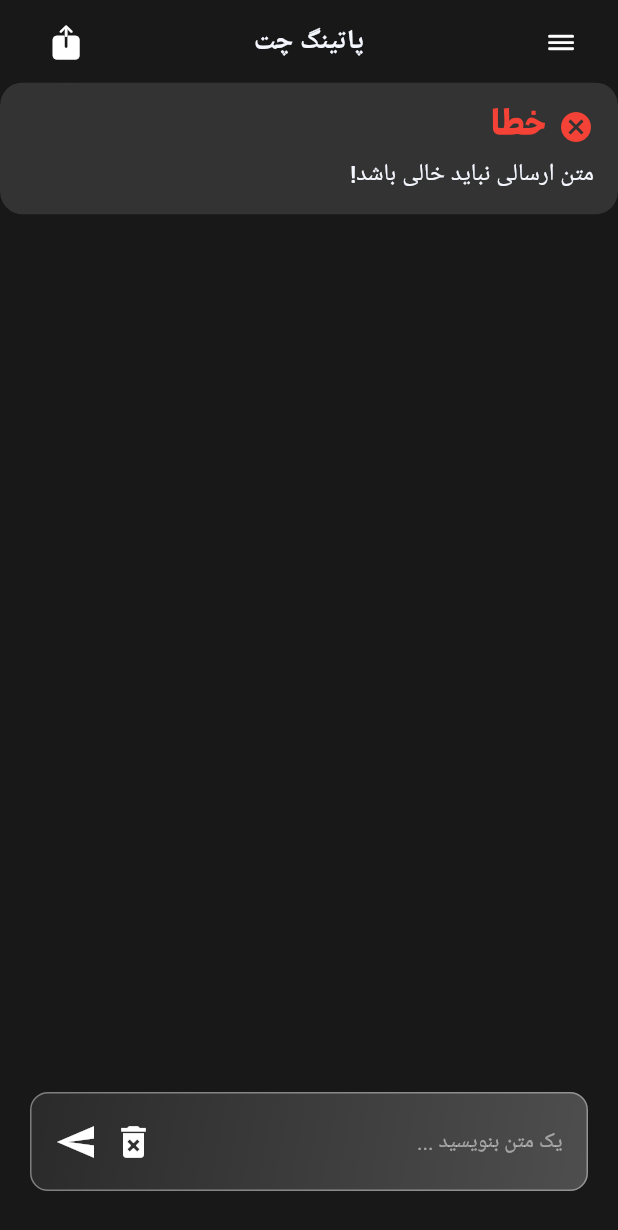
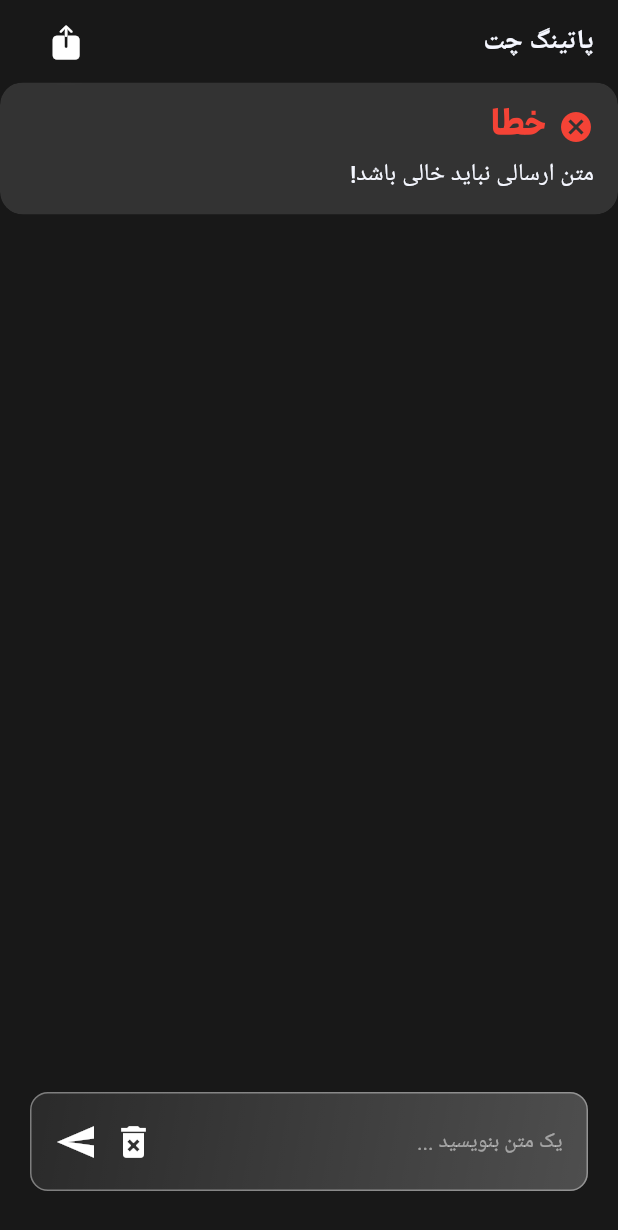
Before and after one commit to ardavan8102/patingai, a Flutter app: the screen it shows after launch, after a tap on the "send" icon, on a phone screen of 412 x 824 dp. Shown: the top 1230 px of the screen. Run offline on Flutter 3.47's test engine with Material 3 defaults, Android fonts, the phone set to English and light mode, and no system bars; our stand-ins replace flutter_dotenv, flutter_spinkit, get, share_plus; Roboto replaces fonts that are missing (Dana).

Commit message:
Finished: V.1.0.0

```diff
--- a/lib/components/appbar.dart
+++ b/lib/components/appbar.dart
@@ -16,14 +16,6 @@ class PatingoAppBar extends StatelessWidget implements PreferredSizeWidget {
       title: Text(
         AppStrings.brandNameFa,
         style: textTheme.labelLarge,
-      ),
-      centerTitle: true,
-      leading: Padding(
-        padding: const EdgeInsets.only(right: 20.0),
-        child: IconButton(
-          onPressed: () {},
-          icon: Icon(CupertinoIcons.bars, color: Colors.white)
-        ),
       ),
       actions: [
         Padding(
--- a/lib/main.dart
+++ b/lib/main.dart
@@ -5,6 +5,7 @@ import 'package:pating_ai/consts/app_routes.dart';
 import 'package:pating_ai/consts/app_theme.dart';
 
 void main() async {
+  WidgetsFlutterBinding.ensureInitialized();
   await dotenv.load(fileName: '.env');
   runApp(const MyApp());
 }
--- a/lib/services/api_service.dart
+++ b/lib/services/api_service.dart
@@ -4,7 +4,7 @@ import 'package:http/http.dart' as http;
 
 class ApiService {
 
-  final String baseURL = ' https://patingai.ir/api';
+  final String baseURL = 'https://patingai.s16.viptelbot.top/api';
 
   Future<Map<String, dynamic>> sendMessage ({
     required String message,
@@ -45,7 +45,7 @@ class ApiService {
     if (response.statusCode == 200) {
       return jsonDecode(response.body);
     } else {
-      return {'error' : 'no valid response from api'};
+      throw Exception('خطایی رخ داد');
     }
 
   }
--- a/lib/views/chat_view.dart
+++ b/lib/views/chat_view.dart
@@ -1,5 +1,8 @@
+import 'dart:ui';
+
 import 'package:flutter/cupertino.dart';
 import 'package:flutter/material.dart';
+import 'package:flutter_spinkit/flutter_spinkit.dart';
 import 'package:get/get.dart';
 import 'package:pating_ai/components/appbar.dart';
 import 'package:pating_ai/components/snackbars.dart';
@@ -28,7 +31,9 @@ class ChatViewPage extends StatelessWidget {
         body: Padding(
           padding: const EdgeInsets.fromLTRB(20, 20, 20, 30),
           // Main Column
-          child: SizedBox(
+          child: Stack(
+            children: [
+              SizedBox(
                 width: size.width,
                 height: size.height,
                 child: Column(
@@ -108,6 +113,7 @@ class ChatViewPage extends StatelessWidget {
                             children: [
                               InkWell(
                                 onTap: () {
+                                  FocusScope.of(context).unfocus();
                                   showCupertinoDialog(
                                     context: context,
                                     barrierDismissible: false,
@@ -134,8 +140,11 @@ class ChatViewPage extends StatelessWidget {
                                         actions: [
                                           TextButton(
                                             onPressed: () {
-                                          FocusScope.of(context).unfocus();
                                               Navigator.pop(context);
+                                              Future.microtask(() {
+                                                // ignore: use_build_context_synchronously
+                                                FocusScope.of(context).requestFocus(FocusNode());
+                                              });
                                             },
                                             child: Text(
                                               "خیر",
@@ -147,9 +156,12 @@ class ChatViewPage extends StatelessWidget {
                                           ),
                                           TextButton(
                                             onPressed: () {
-                                          FocusScope.of(context).unfocus(); // Prevent Keyboard to opening
+                                              Navigator.pop(context);
 
-                                          Navigator.pop(context);
+                                              Future.microtask(() {
+                                                // ignore: use_build_context_synchronously
+                                                FocusScope.of(context).requestFocus(FocusNode());
+                                              });
 
                                               if (messageTextEditingController.text != '') {
                                                 chatViewModel.messages.clear();
@@ -184,11 +196,7 @@ class ChatViewPage extends StatelessWidget {
                               InkWell(
                                 onTap: () {
                                   if (messageTextEditingController.text != '') {
-                                chatViewModel.addMessage(
-                                  text: messageTextEditingController.text,
-                                  isFromUser: true
-                                );
-
+                                    chatViewModel.sendMessageToAi(messageTextEditingController.text);
                                     // Clear Text Input On Send
                                     messageTextEditingController.clear();
                                   } else {
@@ -214,6 +222,43 @@ class ChatViewPage extends StatelessWidget {
                   ],
                 ),
               ),
+
+              // Loading Overlay
+              Obx(() {
+                if (!chatViewModel.isLoading.value) return SizedBox.shrink();
+
+                return BackdropFilter(
+                  filter: ImageFilter.blur(
+                    sigmaX: 25,
+                    sigmaY: 25
+                  ),
+                  child: Container(
+                    width: size.width,
+                    height: size.height,
+                    decoration: BoxDecoration(
+                      color: Colors.black.withValues(alpha: 0.4),
+                      borderRadius: .circular(20),
+                    ),
+                    child: Center(
+                      child: Column(
+                        spacing: 30,
+                        mainAxisAlignment: .center,
+                        children: [
+                          SpinKitChasingDots(
+                            color: AppSolidColors.accent,
+                          ),
+                          Text(
+                            'دارم فکر میکنم وایسا ...',
+                            style: textTheme.labelLarge,
+                          ),
+                        ],
+                      ),
+                    ),
+                  ),
+                );
+              }),
+            ],
+          ),
         ),
       ),
     );
--- a/pubspec.yaml
+++ b/pubspec.yaml
@@ -12,9 +12,11 @@ dependencies:
     sdk: flutter
   flutter_dotenv: ^6.0.0
   flutter_gen: ^5.12.0
+  flutter_spinkit: ^5.2.2
   get: ^4.7.3
   http: ^1.6.0
   share_plus: ^12.0.1
+  url_launcher: ^6.3.1
 
 dev_dependencies:
   flutter_lints: ^6.0.0
```
Also changed, not shown: lib/viewmodels/chat_view_model.dart (+29 -0 lines), pubspec.lock, 1 other file. Lines whose indentation alone changed are shown as unchanged.
